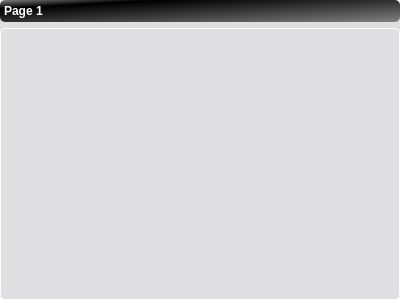
This is teraplus/client/src/editors/TeraForm.ui in introlab/opentera as Qt 5 draws it before an edit. The edited form follows.
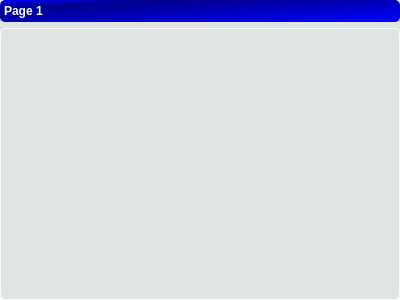
This is the edited form.

What changed in the file:
```diff
--- a/teraplus/client/src/editors/TeraForm.ui
+++ b/teraplus/client/src/editors/TeraForm.ui
@@ -81,19 +81,23 @@
      margin-top: 2px; /* make non-selected tabs look smaller */
  }
 
-QToolBox{background-color:  rgba(128,128,140,25%);}
+QToolBox{background-color:  rgba(128,150,150,25%);}
 
 QToolBox::tab {
-    background: qlineargradient(x1:0, y1:0, x2:1, y2:1, stop:0 grey, stop: 0.2  black, stop:1 grey);
+    background: qlineargradient(x1:0, y1:0, x2:1, y2:1, stop:0 blue, stop: 0.2  darkblue, stop:1 blue);
     border-radius: 5px;
     color: darkgray;
 }
 
-QToolBox::tab:selected { /* italicize selected tabs */
+QToolBox::tab:selected {
     font: bold;
     color: white;
 }
 
+QToolBox::tab:!selected {
+    color: white;
+}
+
 QWidget#pageSection1{
  	border: 1px solid white;
 	border-radius: 5px;
```
